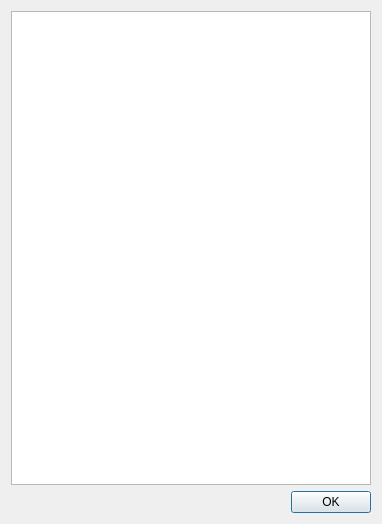
The window that neurolabi/gui/dialogs/helpdialog.ui (janelia-flyem/NeuTu) describes before a commit, drawn with Qt 5.
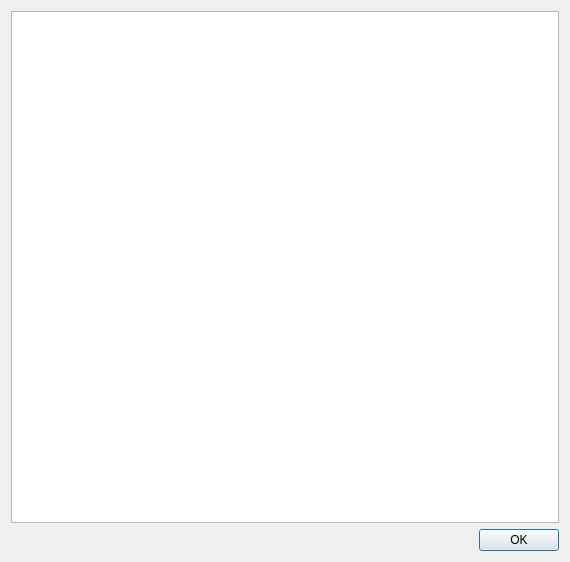
The same window after the commit.

```diff
--- a/neurolabi/gui/dialogs/helpdialog.ui
+++ b/neurolabi/gui/dialogs/helpdialog.ui
@@ -6,8 +6,8 @@
    <rect>
     <x>0</x>
     <y>0</y>
-    <width>382</width>
-    <height>524</height>
+    <width>570</width>
+    <height>562</height>
    </rect>
   </property>
   <property name="windowTitle">
```
